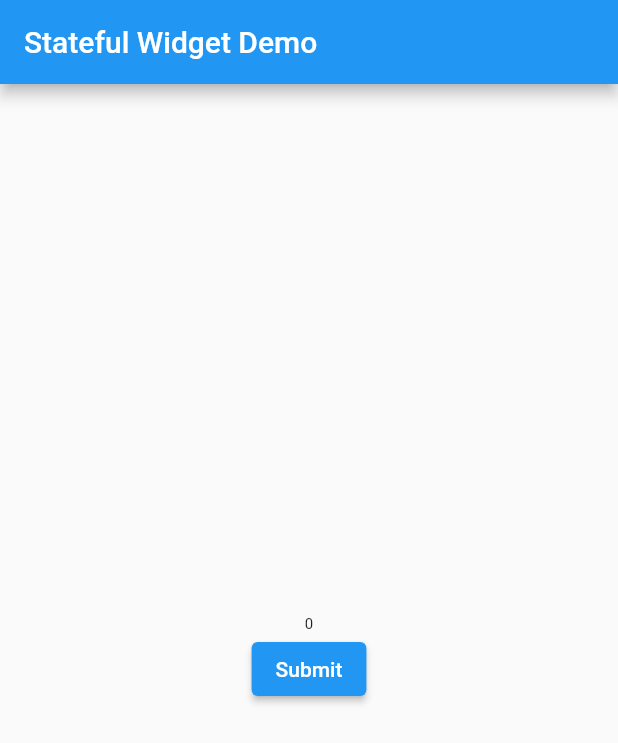
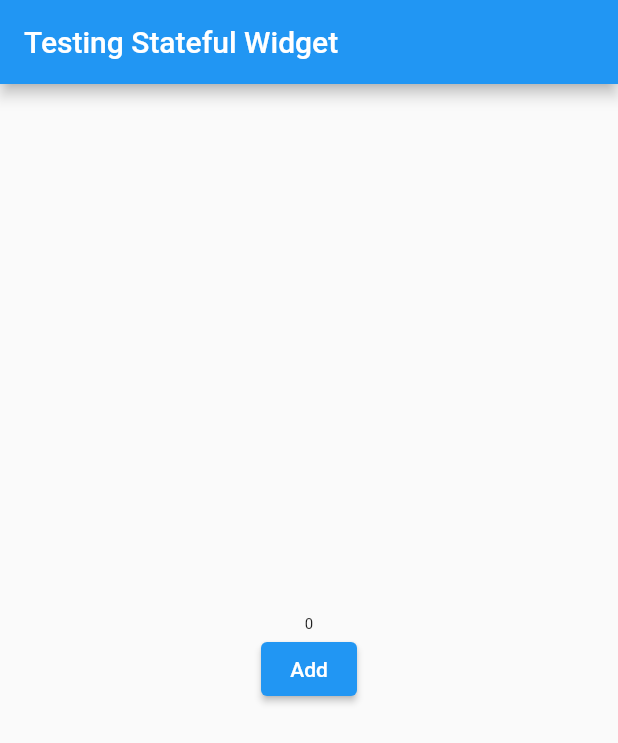
Before and after one commit to putranurf/hello-flutter, a Flutter app: the screen it shows after launch, on a phone screen of 412 x 824 dp. Shown: the top 743 px of the screen. Run offline on Flutter 3.47's test engine with Material 2 defaults, Android fonts, the phone set to English and light mode, and no system bars.

```diff
--- a/lib/main.dart
+++ b/lib/main.dart
@@ -105,16 +105,13 @@ class TestStatefulWidget extends StatefulWidget {
 
 class _TestStatefulWidgetState extends State<TestStatefulWidget> {
   int number = 0;
-  void onSubmit() => setState(() {
-        number = number + 1;
-      });
 
   @override
   Widget build(BuildContext context) {
     return MaterialApp(
       home: Scaffold(
         appBar: AppBar(
-          title: Text("Stateful Widget Demo"),
+          title: Text("Testing Stateful Widget"),
         ),
         body: Center(
           child: Column(
@@ -125,8 +122,12 @@ class _TestStatefulWidgetState extends State<TestStatefulWidget> {
                 style: TextStyle(fontSize: 10 + number.toDouble()),
               ),
               ElevatedButton(
-                onPressed: onSubmit,
-                child: Text("Submit"),
+                onPressed: () {
+                  setState(() {
+                    number = number + 1;
+                  });
+                }, // Anonymous Method
+                child: Text("Add"),
               )
             ],
           ),
```
